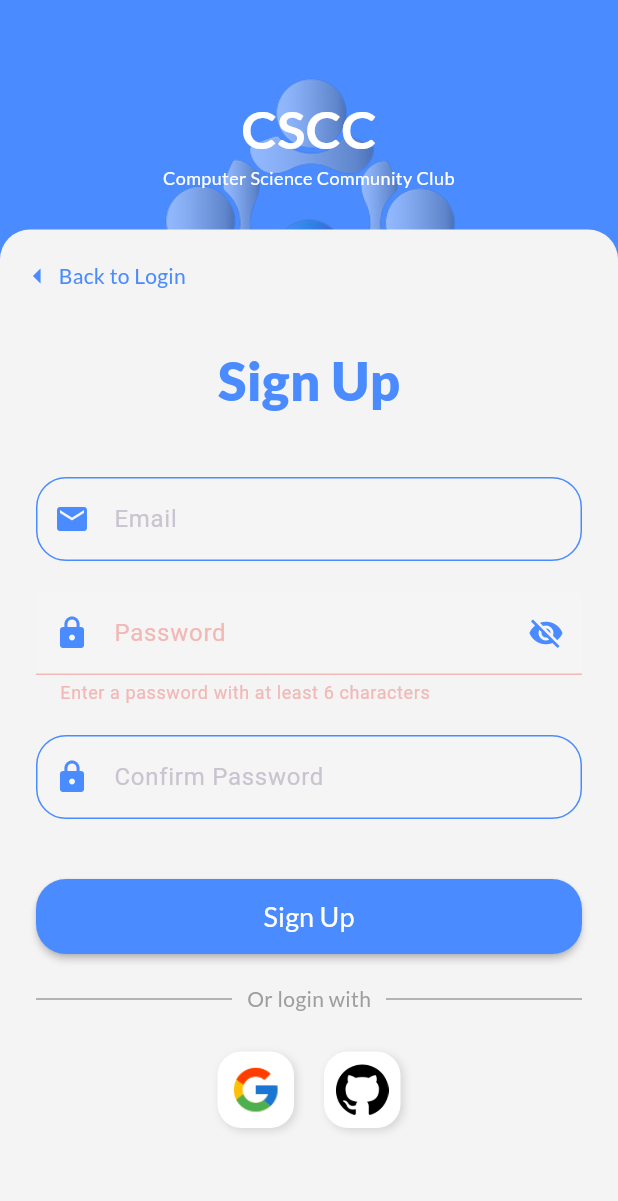
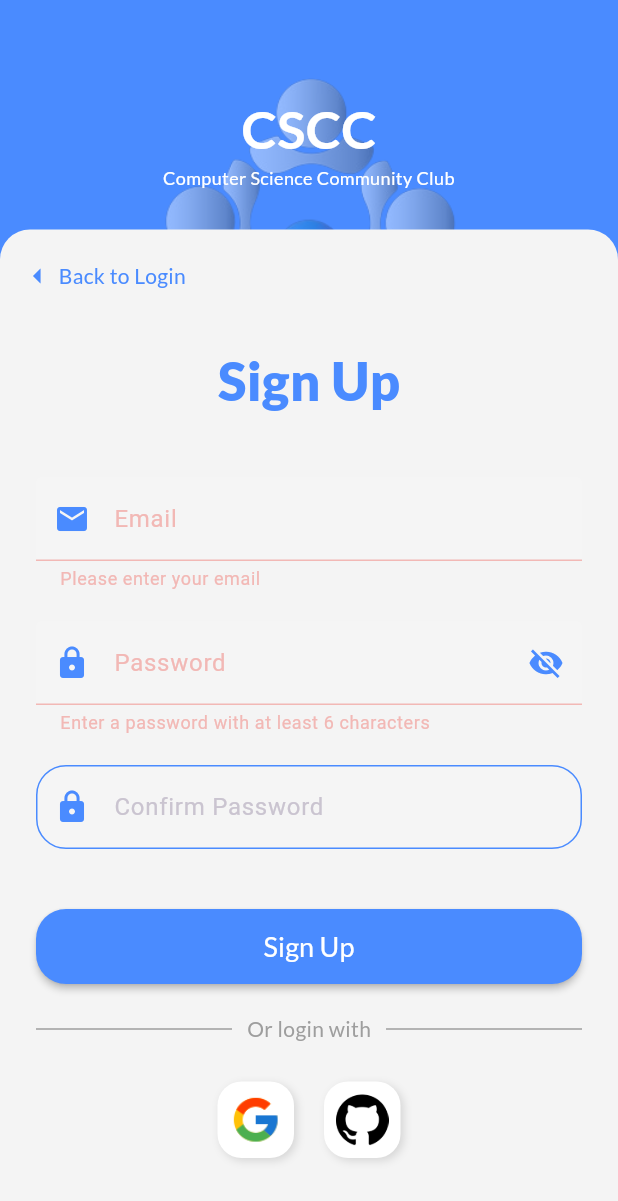
Before and after one commit to DarkWolf2r/cscc_app, a Flutter app: the SignUpPage screen opened directly, after a tap on "Sign Up", on a phone screen of 412 x 824 dp. Shown: the top 1201 px of the screen. Run offline on Flutter 3.47's test engine with Material 3 defaults, Android fonts, the phone set to English and light mode, and no system bars; our stand-ins replace cloud_firestore, email_validator, firebase_auth, firebase_core, firebase_storage, flutter_riverpod and 2 more; accounts and stored records are empty.

Commit message:
fix sign up page

```diff
--- a/lib/features/auth/sign_up/sign_up_page.dart
+++ b/lib/features/auth/sign_up/sign_up_page.dart
@@ -65,24 +65,6 @@ class _SignUpPageState extends ConsumerState<SignUpPage> {
     }
   }
 
-  Future<UserCredential> signInWithGoogle() async {
-    final googleProvider = GoogleAuthProvider();
-    googleProvider.addScope('email');
-    return await _auth.signInWithProvider(googleProvider);
-  }
-
-  Future<UserCredential> signInWithGitHub() async {
-    try {
-      GithubAuthProvider githubProvider = GithubAuthProvider();
-
-      githubProvider.addScope('read:user');
-      githubProvider.addScope('user:email');
-
-      return await FirebaseAuth.instance.signInWithProvider(githubProvider);
-    } catch (e) {
-      throw Exception("GitHub sign in failed: $e");
-    }
-  }
 
   @override
   Widget build(BuildContext context) {
@@ -176,6 +158,17 @@ class _SignUpPageState extends ConsumerState<SignUpPage> {
                           color: Colors.grey,
                           fontSize: 16,
                         ),
+                        validator: (value) {
+                          if (value == null || value.isEmpty) {
+                            return 'Please enter your email';
+                          }
+                          final emailRegex = RegExp(
+                              r'^[^@\s]+@[^@\s]+\.[^@\s]+$');
+                          if (!emailRegex.hasMatch(value)) {
+                            return 'Please enter a valid email address';
+                          }
+                          return null;
+                        },
                         decoration: InputDecoration(
                           labelText: "Email",
                           hintText: "Enter your email",
@@ -254,6 +247,12 @@ class _SignUpPageState extends ConsumerState<SignUpPage> {
                           color: Colors.grey,
                           fontSize: 16,
                         ),
+                        validator: (confirmPassword) {
+                          if (confirmPassword != _passwordController.text) {
+                            return 'Passwords do not match';
+                          }
+                          return null;
+                        },
                         decoration: InputDecoration(
                           labelText: "Confirm Password",
                           hintText: "Confirm your password",
```
